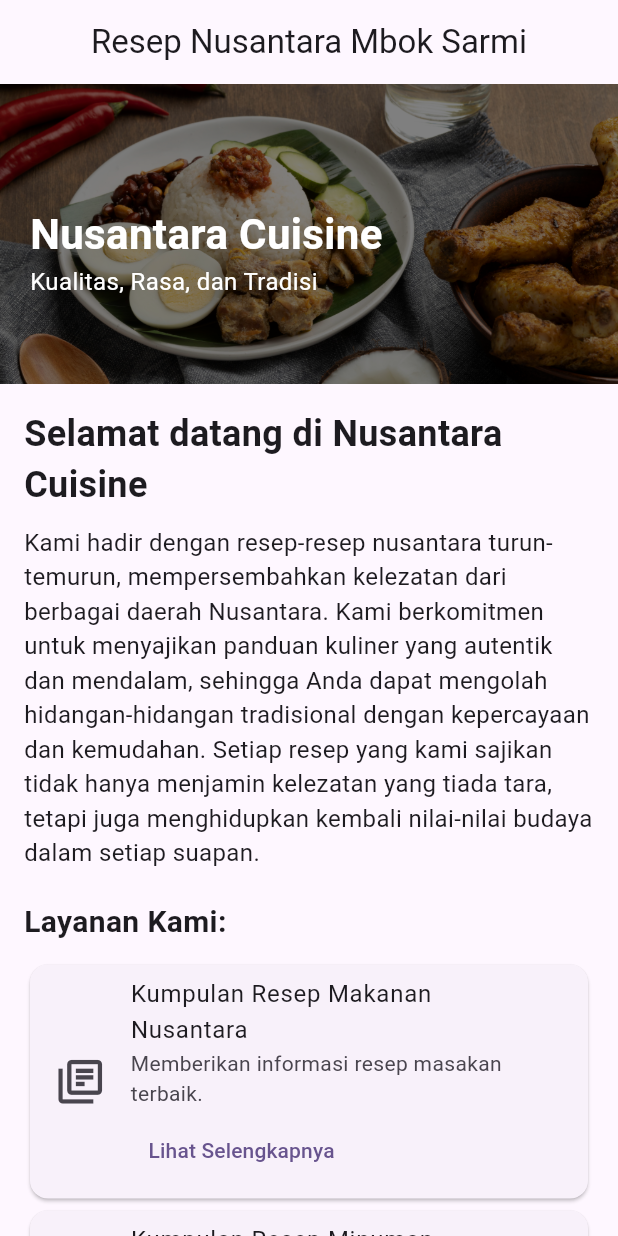
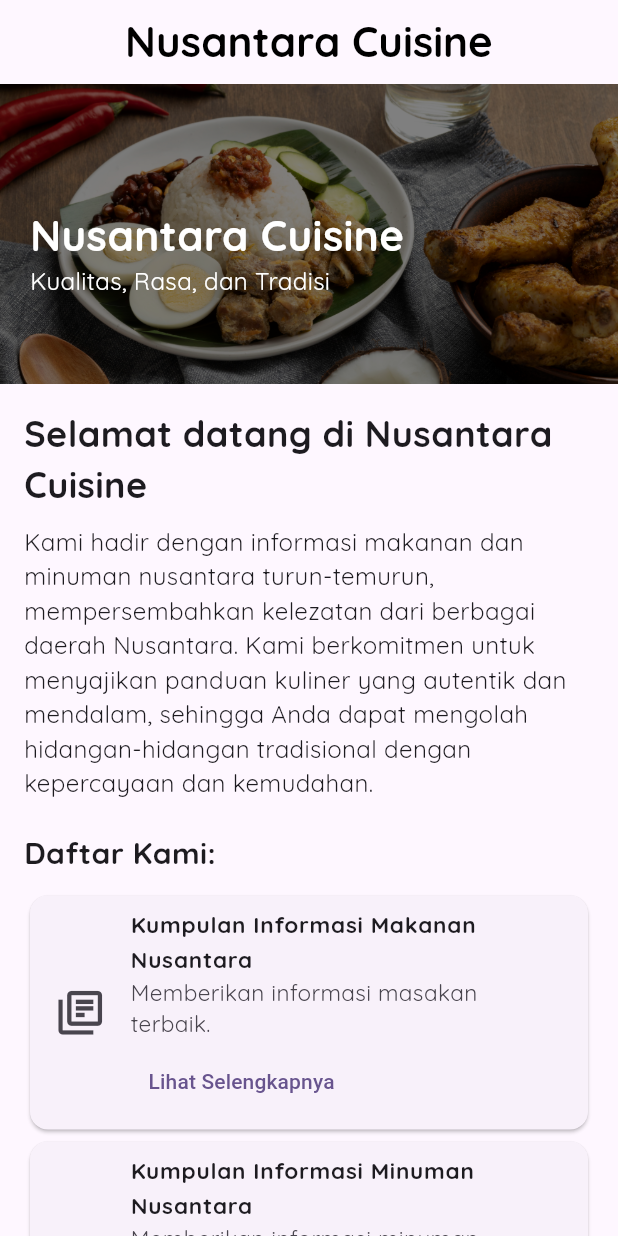
Before and after one commit to alfihzm/kulinerNusantara, a Flutter app: the screen it shows after launch, on a phone screen of 412 x 824 dp. Run offline on Flutter 3.47's test engine with Material 3 defaults, Android fonts, the phone set to English and light mode, and no system bars.

Commit message:
Mengubah homepage.

```diff
--- a/lib/main.dart
+++ b/lib/main.dart
@@ -1,5 +1,4 @@
 import 'package:flutter/material.dart';
-import 'package:font_awesome_flutter/font_awesome_flutter.dart';
 import 'resepMasakan.dart';
 import 'resepMinuman.dart';
 import 'programmerResep.dart';
@@ -31,7 +30,15 @@ class HomeScreen extends StatelessWidget {
   Widget build(BuildContext context) {
     return Scaffold(
       appBar: AppBar(
-        title: const Text('Resep Nusantara Mbok Sarmi'),
+        title: const Text(
+          'Nusantara Cuisine',
+          style: TextStyle(
+            fontFamily: 'Quicksand',
+            color: Colors.black,
+            fontSize: 28,
+            fontWeight: FontWeight.bold,
+          ),
+        ),
         centerTitle: true,
       ),
       body: SingleChildScrollView(
@@ -59,6 +66,7 @@ class HomeScreen extends StatelessWidget {
                       Text(
                         'Nusantara Cuisine',
                         style: TextStyle(
+                          fontFamily: 'Quicksand',
                           color: Colors.white,
                           fontSize: 28,
                           fontWeight: FontWeight.bold,
@@ -67,6 +75,7 @@ class HomeScreen extends StatelessWidget {
                       Text(
                         'Kualitas, Rasa, dan Tradisi',
                         style: TextStyle(
+                          fontFamily: 'Quicksand',
                           color: Colors.white,
                           fontSize: 16,
                         ),
@@ -84,20 +93,25 @@ class HomeScreen extends StatelessWidget {
                   const Text(
                     'Selamat datang di Nusantara Cuisine',
                     style: TextStyle(
+                      fontFamily: 'Quicksand',
                       fontSize: 24,
                       fontWeight: FontWeight.bold,
                     ),
                   ),
                   const SizedBox(height: 10),
                   const Text(
-                    'Kami hadir dengan resep-resep nusantara turun-temurun, mempersembahkan kelezatan dari berbagai daerah Nusantara. Kami berkomitmen untuk menyajikan panduan kuliner yang autentik dan mendalam, sehingga Anda dapat mengolah hidangan-hidangan tradisional dengan kepercayaan dan kemudahan. Setiap resep yang kami sajikan tidak hanya menjamin kelezatan yang tiada tara, tetapi juga menghidupkan kembali nilai-nilai budaya dalam setiap suapan.',
-                    style: TextStyle(fontSize: 16),
+                    'Kami hadir dengan informasi makanan dan minuman nusantara turun-temurun, mempersembahkan kelezatan dari berbagai daerah Nusantara. Kami berkomitmen untuk menyajikan panduan kuliner yang autentik dan mendalam, sehingga Anda dapat mengolah hidangan-hidangan tradisional dengan kepercayaan dan kemudahan.',
+                    style: TextStyle(
+                      fontSize: 16,
+                      fontFamily: 'Quicksand',
+                    ),
                   ),
                   const SizedBox(height: 20),
                   const Text(
-                    'Layanan Kami:',
+                    'Daftar Kami:',
                     style: TextStyle(
                       fontSize: 20,
+                      fontFamily: 'Quicksand',
                       fontWeight: FontWeight.bold,
                     ),
                   ),
@@ -105,19 +119,30 @@ class HomeScreen extends StatelessWidget {
                   Card(
                     child: ListTile(
                       leading: Icon(
-                          Icons.my_library_books_outlined,
-                          size: 35,
+                        Icons.my_library_books_outlined,
+                        size: 35,
                       ),
-                      title: Text('Kumpulan Resep Makanan Nusantara'),
+                      title: const Text(
+                        'Kumpulan Informasi Makanan Nusantara',
+                        style: TextStyle(
+                          fontSize: 15,
+                          fontFamily: 'Quicksand',
+                          fontWeight: FontWeight.bold,
+                        ),
+                      ),
                       subtitle: Column(
                         crossAxisAlignment: CrossAxisAlignment.start,
                         children: [
-                          Text(
-                            'Memberikan informasi resep masakan terbaik.',
-                            maxLines: 2, // Batasi jumlah baris teks subtitle
-                            overflow: TextOverflow.ellipsis, // Tambahkan ellipsis jika teks terlalu panjang
+                          const Text(
+                            'Memberikan informasi masakan terbaik.',
+                            maxLines: 2,
+                            overflow: TextOverflow.ellipsis,
+                            style: TextStyle(
+                              fontSize: 15,
+                              fontFamily: 'Quicksand',
+                            ),
                           ),
-                          SizedBox(height: 4), // Jarak antara subtitle dan tombol
+                          SizedBox(height: 4),
                           TextButton(
                             onPressed: () {
                               Navigator.push(
@@ -133,28 +158,36 @@ class HomeScreen extends StatelessWidget {
                       ),
                     ),
                   ),
-
                   Card(
                     child: ListTile(
-                      leading: Icon(
-                          Icons.emoji_food_beverage,
-                          size: 35
+                      leading: Icon(Icons.emoji_food_beverage, size: 35),
+                      title: const Text(
+                        'Kumpulan Informasi Minuman Nusantara',
+                        style: TextStyle(
+                          fontSize: 15,
+                          fontFamily: 'Quicksand',
+                          fontWeight: FontWeight.bold,
+                        ),
                       ),
-                      title: Text('Kumpulan Resep Minuman Nusantara'),
                       subtitle: Column(
                         crossAxisAlignment: CrossAxisAlignment.start,
                         children: [
-                          Text(
-                            'Memberikan informasi resep minuman menyegarkan dan sehat.',
-                            maxLines: 2, // Batasi jumlah baris teks subtitle
-                            overflow: TextOverflow.ellipsis, // Tambahkan ellipsis jika teks terlalu panjang
+                          const Text(
+                            'Memberikan informasi minuman menyegarkan dan sehat.',
+                            maxLines: 2,
+                            overflow: TextOverflow.ellipsis,
+                            style: TextStyle(
+                              fontSize: 15,
+                              fontFamily: 'Quicksand',
+                            ),
                           ),
-                          SizedBox(height: 4), // Jarak antara subtitle dan tombol
+                          SizedBox(height: 4),
                           TextButton(
                             onPressed: () {
                               Navigator.push(
                                 context,
-                                MaterialPageRoute(builder: (context) => ResepMinumanPage(),
+                                MaterialPageRoute(
+                                  builder: (context) => ResepMinumanPage(),
                                 ),
                               );
                             },
@@ -164,28 +197,36 @@ class HomeScreen extends StatelessWidget {
                       ),
                     ),
                   ),
-
                   Card(
                     child: ListTile(
-                      leading: Icon(
-                          Icons.supervised_user_circle,
-                          size: 35
+                      leading: Icon(Icons.supervised_user_circle, size: 35),
+                      title: const Text(
+                        'Programmer Aplikasi Ini',
+                        style: TextStyle(
+                          fontSize: 15,
+                          fontFamily: 'Quicksand',
+                          fontWeight: FontWeight.bold,
+                        ),
                       ),
-                      title: Text('Programmer Aplikasi Ini'),
                       subtitle: Column(
                         crossAxisAlignment: CrossAxisAlignment.start,
                         children: [
-                          Text(
-                            'Pembuat aplikasi resep makanan Nusantara.',
-                            maxLines: 2, // Batasi jumlah baris teks subtitle
-                            overflow: TextOverflow.ellipsis, // Tambahkan ellipsis jika teks terlalu panjang
+                          const Text(
+                            'Pembuat aplikasi ensiklopedia makanan & minuman Nusantara.',
+                            maxLines: 2,
+                            overflow: TextOverflow.ellipsis,
+                            style: TextStyle(
+                              fontSize: 15,
+                              fontFamily: 'Quicksand',
+                            ),
                           ),
-                          SizedBox(height: 4), // Jarak antara subtitle dan tombol
+                          SizedBox(height: 4),
                           TextButton(
                             onPressed: () {
                               Navigator.push(
                                 context,
-                                MaterialPageRoute(builder: (context) => ProgrammerPage(),
+                                MaterialPageRoute(
+                                  builder: (context) => ProgrammerPage(),
                                 ),
                               );
                             },
@@ -196,13 +237,14 @@ class HomeScreen extends StatelessWidget {
                     ),
                   ),
                   const SizedBox(height: 20),
-                  Center(
-                    child: ElevatedButton(
-                      onPressed: () {
-                        // Navigasi atau tindakan lain
-                      },
-                      child: const Text('Kritik dan Saran'),
-                    ),
+                  Row(
+                    mainAxisAlignment: MainAxisAlignment.center,
+                    children: [
+                      ElevatedButton(
+                        onPressed: () {},
+                        child: const Text('Login'),
+                      ),
+                    ],
                   ),
                 ],
               ),
```
